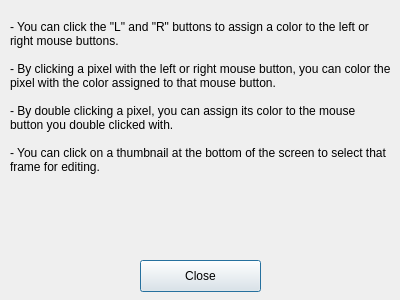
The window that Tower_of_Lights_Editor_V3/infodialog.ui (ThereIsNoEscape/cs383project) describes before a commit, drawn with Qt 5.
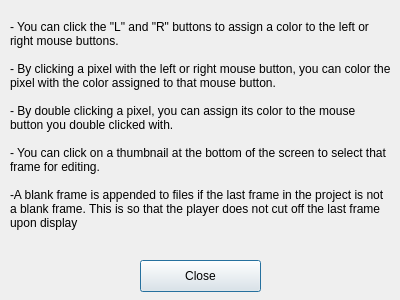
The same window after the commit.

Diff of the .ui file:
```diff
--- a/Tower_of_Lights_Editor_V3/infodialog.ui
+++ b/Tower_of_Lights_Editor_V3/infodialog.ui
@@ -57,7 +57,9 @@
 
 - By double clicking a pixel, you can assign its color to the mouse button you double clicked with.
 
-- You can click on a thumbnail at the bottom of the screen to select that frame for editing.</string>
+- You can click on a thumbnail at the bottom of the screen to select that frame for editing.
+
+-A blank frame is appended to files if the last frame in the project is not a blank frame. This is so that the player does not cut off the last frame upon display</string>
    </property>
    <property name="alignment">
     <set>Qt::AlignLeading|Qt::AlignLeft|Qt::AlignTop</set>
```
